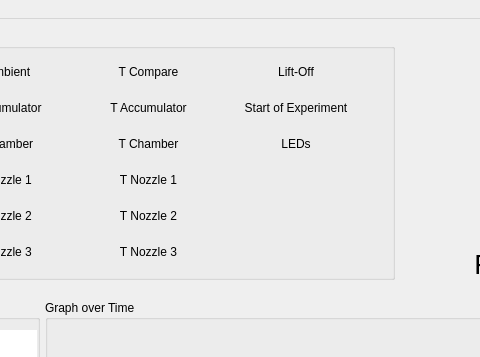
Qt form MEEGA-Groundstation/UI-Files/MEEGA_mainWindow.ui (JanNiklasJuedt/MEEGA-Software) before a commit; both pictures show x 691 to 1171 and y 0 to 357 of the 1366 by 817 pixel window.
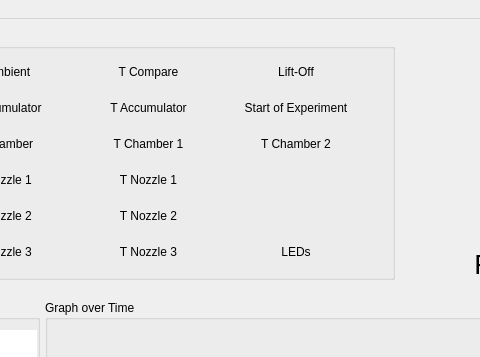
The same form after that commit.

Commit message: Adding Chamber 2 temperature index

What changed in the file:
```diff
--- a/MEEGA-Groundstation/UI-Files/MEEGA_mainWindow.ui
+++ b/MEEGA-Groundstation/UI-Files/MEEGA_mainWindow.ui
@@ -548,7 +548,7 @@
            <item row="2" column="5">
             <widget class="QLabel" name="label_30">
              <property name="text">
-              <string>T Chamber</string>
+              <string>T Chamber 1</string>
              </property>
              <property name="alignment">
               <set>Qt::AlignmentFlag::AlignCenter</set>
@@ -1122,7 +1122,7 @@
             </widget>
            </item>
            <item row="2" column="8">
-            <widget class="QLabel" name="statusLabelLED">
+            <widget class="QLabel" name="statusLabelTChamber2">
              <property name="sizePolicy">
               <sizepolicy hsizetype="Fixed" vsizetype="Fixed">
                <horstretch>0</horstretch>
@@ -1159,16 +1159,6 @@
              </property>
             </widget>
            </item>
-           <item row="2" column="7">
-            <widget class="QLabel" name="label_10">
-             <property name="text">
-              <string>LEDs</string>
-             </property>
-             <property name="alignment">
-              <set>Qt::AlignmentFlag::AlignCenter</set>
-             </property>
-            </widget>
-           </item>
            <item row="4" column="4">
             <widget class="QLabel" name="statusLabelPNozzle2">
              <property name="sizePolicy">
@@ -1197,6 +1187,45 @@
              </property>
             </widget>
            </item>
+           <item row="5" column="7">
+            <widget class="QLabel" name="label_10">
+             <property name="text">
+              <string>LEDs</string>
+             </property>
+             <property name="alignment">
+              <set>Qt::AlignmentFlag::AlignCenter</set>
+             </property>
+            </widget>
+           </item>
+           <item row="2" column="7">
+            <widget class="QLabel" name="label">
+             <property name="text">
+              <string>T Chamber 2</string>
+             </property>
+             <property name="alignment">
+              <set>Qt::AlignmentFlag::AlignCenter</set>
+             </property>
+            </widget>
+           </item>
+           <item row="5" column="8">
+            <widget class="QLabel" name="statusLabelLED">
+             <property name="sizePolicy">
+              <sizepolicy hsizetype="Fixed" vsizetype="Fixed">
+               <horstretch>0</horstretch>
+               <verstretch>0</verstretch>
+              </sizepolicy>
+             </property>
+             <property name="minimumSize">
+              <size>
+               <width>25</width>
+               <height>25</height>
+              </size>
+             </property>
+             <property name="text">
+              <string/>
+             </property>
+            </widget>
+           </item>
           </layout>
          </widget>
         </item>
```
Left out of the diff: 26 changed lines with no effect on the pictures. The commit also changes 2 other files.
